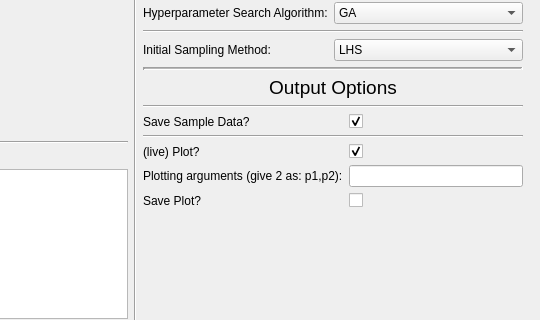
robertwenink/MFK-Extrapolation, file preprocessing/g2.ui: the form before one commit; both pictures show x 262 to 802 and y 311 to 631 of the 802 by 766 pixel window.
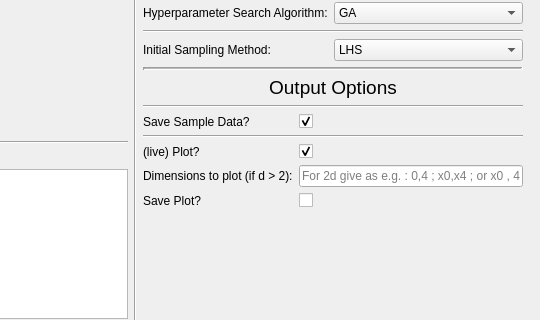
The form after the commit.

What changed in the file:
```diff
--- a/preprocessing/g2.ui
+++ b/preprocessing/g2.ui
@@ -363,12 +363,16 @@
         <item row="3" column="0">
          <widget class="QLabel" name="plottingParametersLabel">
           <property name="text">
-           <string>Plotting arguments (give 2 as: p1,p2):</string>
+           <string>Dimensions to plot (if d &gt; 2):</string>
           </property>
          </widget>
         </item>
         <item row="3" column="1">
-         <widget class="QLineEdit" name="plottingParametersLineEdit"/>
+         <widget class="QLineEdit" name="dimensionsToPlotLineEdit">
+          <property name="placeholderText">
+           <string>For 2d give as e.g. : 0,4 ; x0,x4 ; or x0 , 4</string>
+          </property>
+         </widget>
         </item>
         <item row="4" column="0">
          <widget class="QLabel" name="savePlotLabel">
```
Left out of the diff: 2 changed lines with no effect on the pictures.
